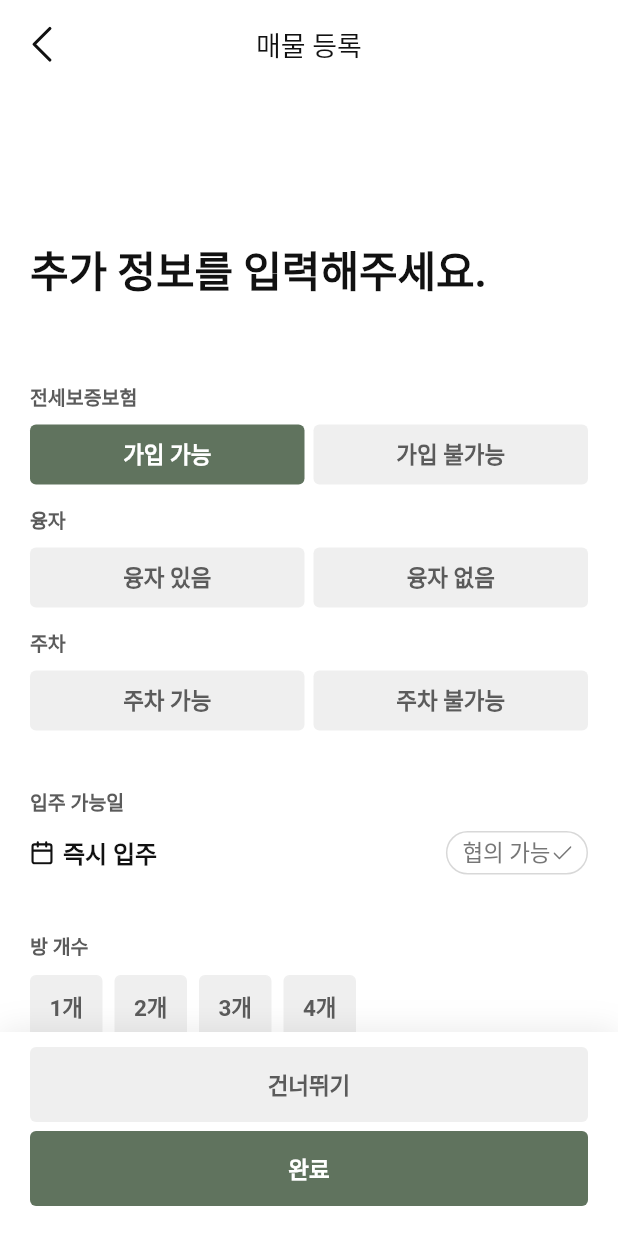
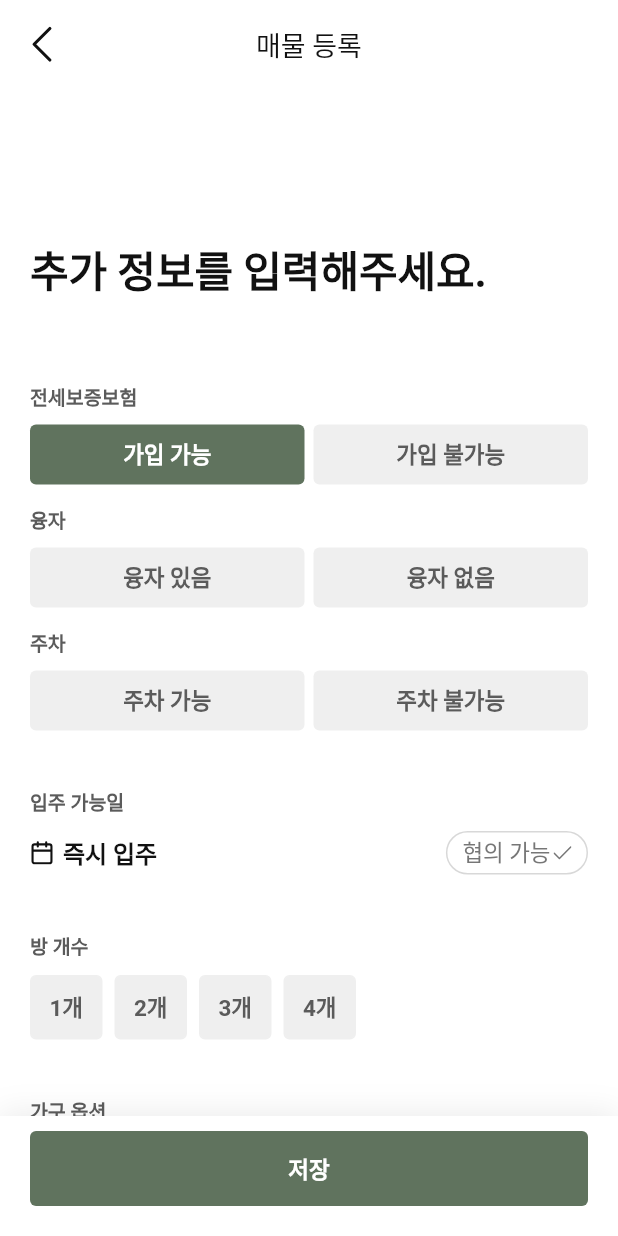
Before and after one commit to AtenB3f/vine-butler-app, a Flutter app: the ApplyPropertyExtraScreen screen opened by its route, after a tap on "가입 가능", on a phone screen of 412 x 824 dp. Run offline on Flutter 3.47's test engine with Material 3 defaults, Android fonts, the phone set to English and light mode, and no system bars; our stand-ins replace flutter_riverpod, flutter_svg, go_router; Roboto replaces fonts that are missing (Pretendard).

Commit message:
feat: 매물 등록 저장 후 매물 탭 이동 및 등록 완료 토스트 추가

```diff
--- a/lib/features/apply_property/apply_property_extra_vm.dart
+++ b/lib/features/apply_property/apply_property_extra_vm.dart
@@ -1,5 +1,8 @@
 import 'package:flutter_riverpod/flutter_riverpod.dart';
+import 'package:vine_butler/core/router/app_router.dart';
 import 'package:vine_butler/features/apply_property/presentation/apply_property_extra_view_state.dart';
+import 'package:vine_butler/features/property_list/property_list_event_vm.dart';
+import 'package:vine_butler/features/property_list/property_list_vm.dart';
 
 final applyPropertyExtraVMProvider =
     NotifierProvider<ApplyPropertyExtraVM, ApplyPropertyExtraViewState>(ApplyPropertyExtraVM.new);
@@ -15,6 +18,8 @@ sealed class ApplyPropertyExtraAction {
   const factory ApplyPropertyExtraAction.selectRoomCount(int count) = _SelectRoomCount;
   const factory ApplyPropertyExtraAction.toggleFurniture(String option) = _ToggleFurniture;
   const factory ApplyPropertyExtraAction.changeMemo(String memo) = _ChangeMemo;
+  const factory ApplyPropertyExtraAction.save() = _Save;
+  const factory ApplyPropertyExtraAction.popNavigation() = _PopNavigation;
 }
 
 class _SelectSuretyInsurance extends ApplyPropertyExtraAction {
@@ -63,6 +68,14 @@ class _ChangeMemo extends ApplyPropertyExtraAction {
   const _ChangeMemo(this.memo);
 }
 
+class _Save extends ApplyPropertyExtraAction {
+  const _Save();
+}
+
+class _PopNavigation extends ApplyPropertyExtraAction {
+  const _PopNavigation();
+}
+
 class ApplyPropertyExtraVM extends Notifier<ApplyPropertyExtraViewState> {
   static const List<int> roomCountOptions = [1, 2, 3, 4];
 
@@ -108,6 +121,12 @@ class ApplyPropertyExtraVM extends Notifier<ApplyPropertyExtraViewState> {
         state = state.copyWith(furnitureOptions: options);
       case _ChangeMemo(:final memo):
         state = state.copyWith(memo: memo);
+      case _Save():
+        final mockPropertyId = ref.read(propertyListVMProvider).items.length;
+        ref.read(propertyListEventVMProvider.notifier).action(PropertyListEventAction.register(mockPropertyId));
+        state = state.copyWith(navigateTo: () => const PropertyListRoute().location);
+      case _PopNavigation():
+        state = state.copyWith(navigateTo: () => null);
     }
   }
 }
--- a/lib/features/apply_property/presentation/apply_property_extra_view_state.dart
+++ b/lib/features/apply_property/presentation/apply_property_extra_view_state.dart
@@ -7,6 +7,7 @@ class ApplyPropertyExtraViewState {
   final int? roomCount;
   final Set<String> furnitureOptions;
   final String memo;
+  final String? navigateTo;
 
   const ApplyPropertyExtraViewState({
     this.isAvailableSuretyInsurance,
@@ -17,6 +18,7 @@ class ApplyPropertyExtraViewState {
     this.roomCount,
     this.furnitureOptions = const {},
     this.memo = '',
+    this.navigateTo,
   });
 
   ApplyPropertyExtraViewState copyWith({
@@ -28,6 +30,7 @@ class ApplyPropertyExtraViewState {
     int? Function()? roomCount,
     Set<String>? furnitureOptions,
     String? memo,
+    String? Function()? navigateTo,
   }) {
     return ApplyPropertyExtraViewState(
       isAvailableSuretyInsurance:
@@ -39,6 +42,7 @@ class ApplyPropertyExtraViewState {
       roomCount: roomCount != null ? roomCount() : this.roomCount,
       furnitureOptions: furnitureOptions ?? this.furnitureOptions,
       memo: memo ?? this.memo,
+      navigateTo: navigateTo != null ? navigateTo() : this.navigateTo,
     );
   }
 }
--- a/lib/features/apply_property/presentation/screens/apply_property_extra_screen.dart
+++ b/lib/features/apply_property/presentation/screens/apply_property_extra_screen.dart
@@ -4,6 +4,7 @@ import 'package:go_router/go_router.dart';
 import 'package:vine_butler/components/components.dart';
 import 'package:vine_butler/features/apply_property/apply_property_extra_vm.dart';
 import 'package:vine_butler/features/apply_property/presentation/apply_property_extra_view_state.dart';
+import 'package:vine_butler/shared/extensions/extensions.dart';
 import 'package:vine_butler/shared/utils/utils.dart';
 
 class ApplyPropertyExtraScreen extends ConsumerStatefulWidget {
@@ -42,6 +43,12 @@ class _ApplyPropertyExtraScreenState extends ConsumerState<ApplyPropertyExtraScr
     final state = ref.watch(applyPropertyExtraVMProvider);
     final viewModel = ref.read(applyPropertyExtraVMProvider.notifier);
 
+    ref.handleEvent(
+      applyPropertyExtraVMProvider.select((state) => state.navigateTo),
+      consume: () => viewModel.action(const ApplyPropertyExtraAction.popNavigation()),
+      onEvent: (location) => context.go(location),
+    );
+
     return AppScaffold(
       title: '매물 등록',
       leftIcon: AppIcons.chevronLeftMD,
@@ -62,7 +69,7 @@ class _ApplyPropertyExtraScreenState extends ConsumerState<ApplyPropertyExtraScr
               ),
             ),
           ),
-          _buttons(),
+          _saveButton(viewModel),
         ],
       ),
     );
@@ -243,29 +250,18 @@ class _ApplyPropertyExtraScreenState extends ConsumerState<ApplyPropertyExtraScr
     );
   }
 
-  Widget _buttons() {
+  Widget _saveButton(ApplyPropertyExtraVM viewModel) {
     return Container(
       padding: const EdgeInsets.fromLTRB(20, 10, 20, 20),
       decoration: const BoxDecoration(
         color: StateColor.white,
         boxShadow: [AppShadow.top],
       ),
-      child: Column(
-        spacing: 6,
-        children: [
-          FillButton(
-            type: FillButtonType.gray,
-            size: BoxButtonSize.large,
-            text: '건너뛰기',
-            onTap: () {},
-          ),
-          FillButton(
-            type: FillButtonType.medium,
-            size: BoxButtonSize.large,
-            text: '완료',
-            onTap: () {},
-          ),
-        ],
+      child: FillButton(
+        type: FillButtonType.medium,
+        size: BoxButtonSize.large,
+        text: '저장',
+        onTap: () => viewModel.action(const ApplyPropertyExtraAction.save()),
       ),
     );
   }
```
Also changed, not shown: lib/features/property_list/presentation/property_list_event_view_state.dart (added, +13 -0 lines), lib/features/property_list/presentation/screens/property_list_screen.dart (+19 -7 lines), lib/features/property_list/property_list_event_vm.dart (added, +36 -0 lines).
